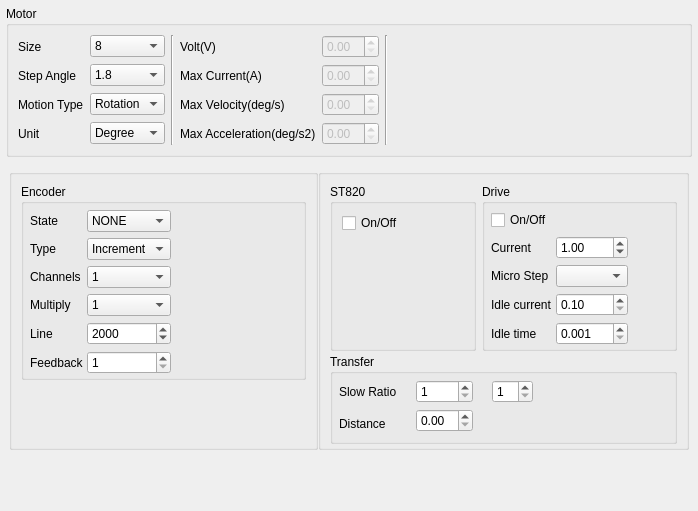
This is source/wnd/ui/mrqaxes.ui in ww4u/megarobostudio as Qt 5 draws it before an edit. The edited form follows.
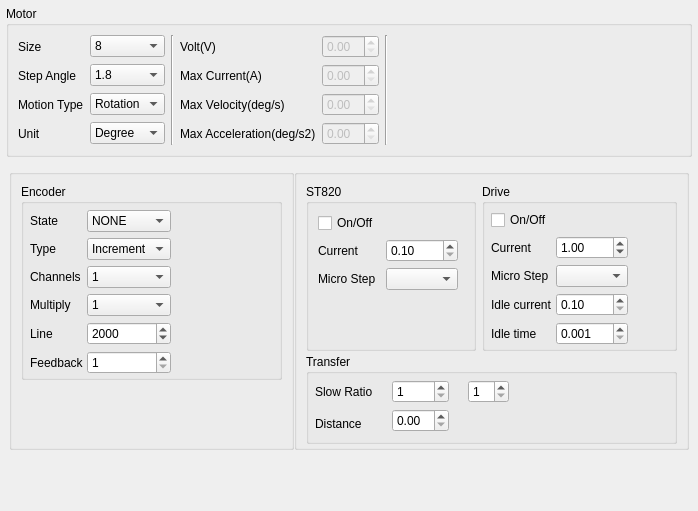
This is the edited form. Icons and pictures are not drawn. Custom widgets are drawn as their Qt base class.

Diff of the .ui file:
```diff
--- a/source/wnd/ui/mrqaxes.ui
+++ b/source/wnd/ui/mrqaxes.ui
@@ -509,6 +509,13 @@
              <property name="bottomMargin">
               <number>3</number>
              </property>
+             <item row="2" column="0">
+              <widget class="QLabel" name="label_18">
+               <property name="text">
+                <string>Micro Step</string>
+               </property>
+              </widget>
+             </item>
              <item row="0" column="0">
               <widget class="QCheckBox" name="chk820">
                <property name="text">
@@ -516,7 +523,7 @@
                </property>
               </widget>
              </item>
-             <item row="1" column="1" rowspan="2">
+             <item row="3" column="1" rowspan="2">
               <spacer name="verticalSpacer_4">
                <property name="orientation">
                 <enum>Qt::Vertical</enum>
@@ -529,7 +536,10 @@
                </property>
               </spacer>
              </item>
-             <item row="0" column="2">
+             <item row="2" column="1">
+              <widget class="ValueComboBox" name="cmb820MicroStep"/>
+             </item>
+             <item row="0" column="1" colspan="2">
               <spacer name="horizontalSpacer">
                <property name="orientation">
                 <enum>Qt::Horizontal</enum>
@@ -542,6 +552,23 @@
                </property>
               </spacer>
              </item>
+             <item row="1" column="0">
+              <widget class="QLabel" name="label_21">
+               <property name="text">
+                <string>Current</string>
+               </property>
+              </widget>
+             </item>
+             <item row="1" column="1">
+              <widget class="QDoubleSpinBox" name="spin820Current">
+               <property name="minimum">
+                <double>0.100000000000000</double>
+               </property>
+               <property name="maximum">
+                <double>25.000000000000000</double>
+               </property>
+              </widget>
+             </item>
             </layout>
            </widget>
           </item>
```
